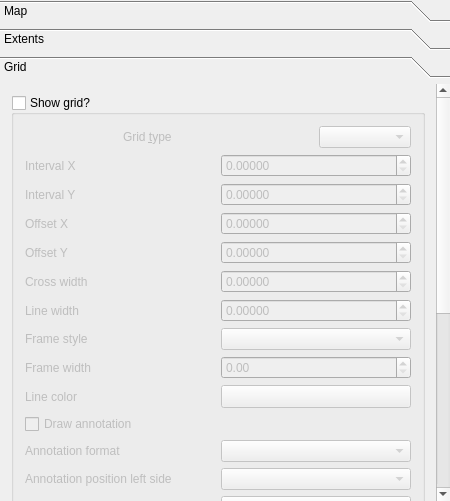
carsmie/QGIS, file src/ui/qgscomposermapwidgetbase.ui: the form before one commit.
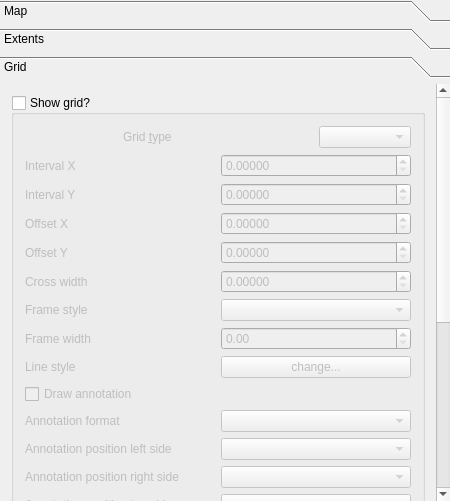
The form after the commit. The open tabs and pages were chosen to show the change. Custom widgets are drawn as their Qt base class.

Commit message: [FEATURE]: use a custom linestyle for composer grid

Patch:
```diff
--- a/src/ui/qgscomposermapwidgetbase.ui
+++ b/src/ui/qgscomposermapwidgetbase.ui
@@ -362,8 +362,8 @@
        <rect>
         <x>0</x>
         <y>0</y>
-        <width>277</width>
-        <height>921</height>
+        <width>423</width>
+        <height>702</height>
        </rect>
       </property>
       <attribute name="label">
@@ -516,43 +516,23 @@
              </widget>
             </item>
             <item row="5" column="0">
-             <widget class="QLabel" name="mLineWidthLabel">
-              <property name="text">
-               <string>Line width</string>
-              </property>
-              <property name="wordWrap">
-               <bool>true</bool>
-              </property>
-              <property name="buddy">
-               <cstring>mLineWidthSpinBox</cstring>
-              </property>
-             </widget>
-            </item>
-            <item row="5" column="1">
-             <widget class="QDoubleSpinBox" name="mLineWidthSpinBox">
-              <property name="decimals">
-               <number>5</number>
-              </property>
-             </widget>
-            </item>
-            <item row="6" column="0">
              <widget class="QLabel" name="mFrameStyleLabel">
               <property name="text">
                <string>Frame style</string>
               </property>
              </widget>
             </item>
-            <item row="6" column="1">
+            <item row="5" column="1">
              <widget class="QComboBox" name="mFrameStyleComboBox"/>
             </item>
-            <item row="7" column="0">
+            <item row="6" column="0">
              <widget class="QLabel" name="mFrameWidthLabel">
               <property name="text">
                <string>Frame width</string>
               </property>
              </widget>
             </item>
-            <item row="7" column="1">
+            <item row="6" column="1">
              <widget class="QDoubleSpinBox" name="mFrameWidthSpinBox"/>
             </item>
            </layout>
@@ -562,7 +542,7 @@
             <item>
              <widget class="QLabel" name="mLineColorLabel">
               <property name="text">
-               <string>Line color</string>
+               <string>Line style</string>
               </property>
               <property name="wordWrap">
                <bool>true</bool>
@@ -573,15 +553,9 @@
              </widget>
             </item>
             <item>
-             <widget class="QgsColorButton" name="mLineColorButton">
-              <property name="sizePolicy">
-               <sizepolicy hsizetype="Preferred" vsizetype="Preferred">
-                <horstretch>0</horstretch>
-                <verstretch>0</verstretch>
-               </sizepolicy>
-              </property>
+             <widget class="QPushButton" name="mGridLineStyleButton">
               <property name="text">
-               <string/>
+               <string>change...</string>
               </property>
              </widget>
             </item>
@@ -795,13 +769,6 @@
   </layout>
  </widget>
  <layoutdefault spacing="6" margin="11"/>
- <customwidgets>
-  <customwidget>
-   <class>QgsColorButton</class>
-   <extends>QToolButton</extends>
-   <header>qgscolorbutton.h</header>
-  </customwidget>
- </customwidgets>
  <tabstops>
   <tabstop>mDrawAnnotationCheckBox</tabstop>
   <tabstop>mAnnotationFontButton</tabstop>
```
Left out of the diff: 33 changed lines with no effect on the pictures. The commit also changes 4 other files.
